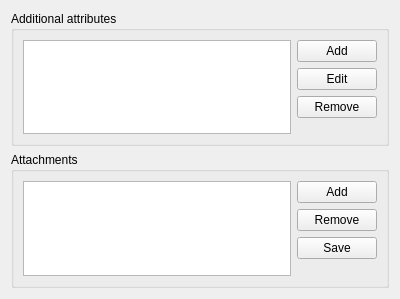
Before: the Qt Designer form src/gui/EditEntryWidgetAdvanced.ui in danilovsergei/keepassx-gdrive, drawn with Qt 5.
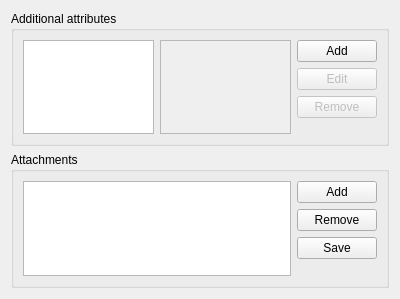
After: the same form once the commit is applied. Custom widgets are drawn as their Qt base class.

Commit message: Support editing attribute values in a separate text edit.

```diff
--- a/src/gui/EditEntryWidgetAdvanced.ui
+++ b/src/gui/EditEntryWidgetAdvanced.ui
@@ -18,8 +18,11 @@
      </property>
      <layout class="QHBoxLayout" name="horizontalLayout">
       <item>
-       <widget class="QTableView" name="attributesView">
-        <property name="showGrid">
+       <widget class="AttributesListView" name="attributesView"/>
+      </item>
+      <item>
+       <widget class="QPlainTextEdit" name="attributesEdit">
+        <property name="enabled">
          <bool>false</bool>
         </property>
        </widget>
@@ -35,6 +38,9 @@
         </item>
         <item>
          <widget class="QPushButton" name="editAttributeButton">
+          <property name="enabled">
+           <bool>false</bool>
+          </property>
           <property name="text">
            <string>Edit</string>
           </property>
@@ -42,6 +48,9 @@
         </item>
         <item>
          <widget class="QPushButton" name="removeAttributeButton">
+          <property name="enabled">
+           <bool>false</bool>
+          </property>
           <property name="text">
            <string>Remove</string>
           </property>
@@ -121,6 +130,13 @@
    </item>
   </layout>
  </widget>
+ <customwidgets>
+  <customwidget>
+   <class>AttributesListView</class>
+   <extends>QListView</extends>
+   <header>gui/EditEntryWidget_p.h</header>
+  </customwidget>
+ </customwidgets>
  <resources/>
  <connections/>
 </ui>
```
The commit also changes 7 other files.
